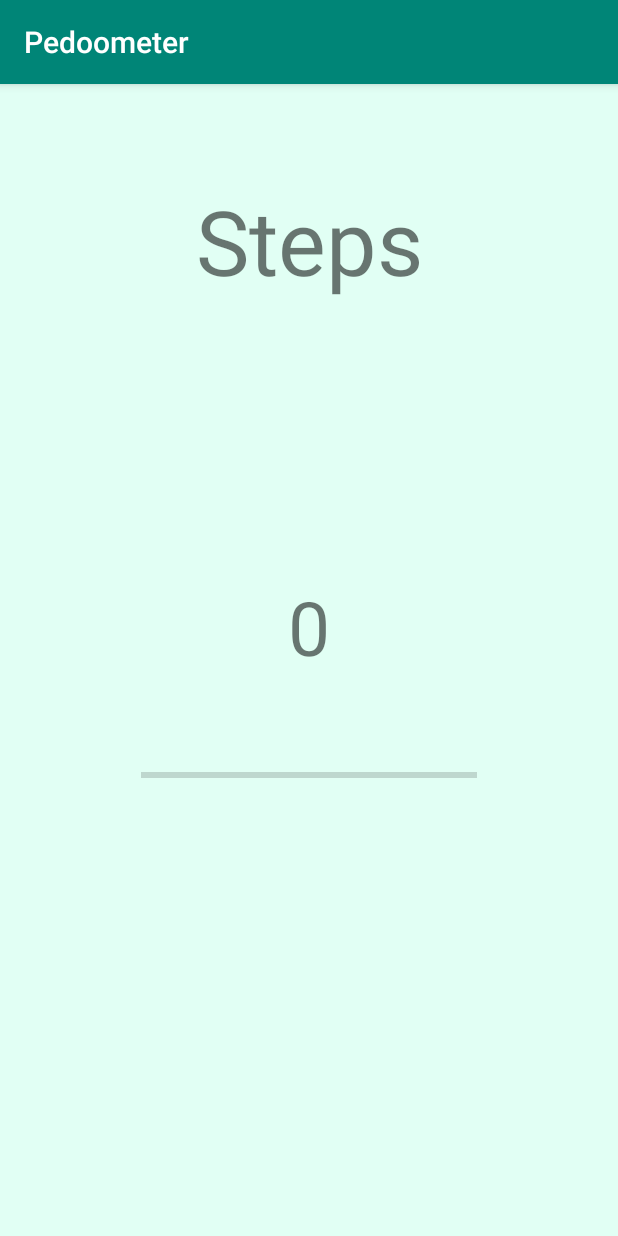
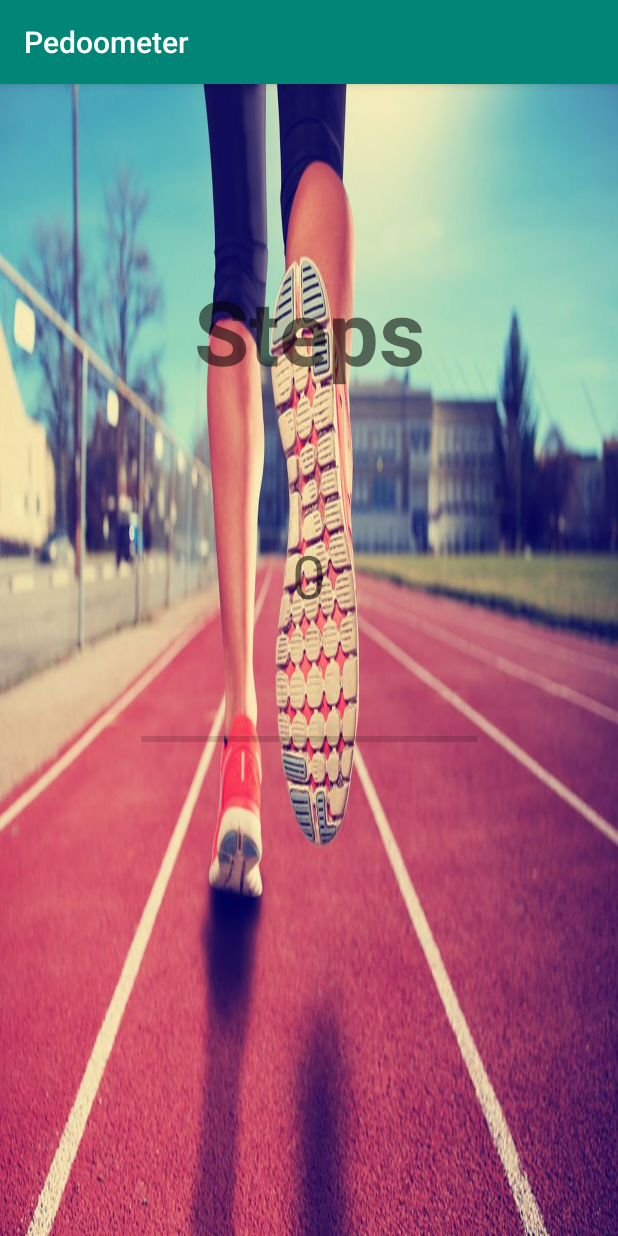
Before and after one commit to girishb007/Pedoometer_kotlin, an Android app: the screen it shows after launch (MainActivity), on a phone screen of 412 x 824 dp. Run offline under Robolectric (Android 15) with nearby library versions, the phone set to English and light mode, and no system bars.

Commit message:
user permission & ui

```diff
--- a/app/src/main/java/com/example/android/pedoometer/MainActivity.kt
+++ b/app/src/main/java/com/example/android/pedoometer/MainActivity.kt
@@ -8,9 +8,11 @@ import android.hardware.SensorManager
 import android.support.v7.app.AppCompatActivity
 import android.os.Bundle
 import android.widget.Toast
+import android.app.job.JobScheduler
 import kotlinx.android.synthetic.main.activity_main.*
 
 class MainActivity : AppCompatActivity() , SensorEventListener {
+
 
 
     var running = false ;
--- a/app/src/main/res/layout/activity_main.xml
+++ b/app/src/main/res/layout/activity_main.xml
@@ -5,34 +5,39 @@
     android:layout_width="match_parent"
     android:layout_height="match_parent"
     tools:context=".MainActivity"
-    android:background="@color/colorAccent"
-    android:alpha="1">
+    android:background="@drawable/gggg"
+    >
 
     <TextView
         android:id="@+id/stepsvalue"
         android:layout_width="55dp"
         android:layout_height="55dp"
+        android:layout_marginStart="8dp"
         android:layout_marginTop="8dp"
+        android:layout_marginEnd="8dp"
+        android:layout_marginBottom="8dp"
         android:text="0"
         android:textAlignment="center"
-        android:textSize="50sp"
+        android:textSize="40sp"
         app:layout_constraintBottom_toBottomOf="parent"
+        app:layout_constraintEnd_toEndOf="parent"
         app:layout_constraintHorizontal_bias="0.501"
-        app:layout_constraintLeft_toLeftOf="parent"
-        app:layout_constraintRight_toRightOf="parent"
+        app:layout_constraintStart_toStartOf="parent"
         app:layout_constraintTop_toBottomOf="@+id/textView"
-        app:layout_constraintVertical_bias="0.313" />
+        app:layout_constraintVertical_bias="0.179" />
 
     <TextView
         android:id="@+id/textView"
         android:layout_width="wrap_content"
         android:layout_height="wrap_content"
         android:layout_marginStart="8dp"
-        android:layout_marginTop="64dp"
+        android:layout_marginTop="124dp"
         android:layout_marginEnd="8dp"
         android:text="Steps"
         android:textSize="60sp"
+        android:textStyle="bold"
         app:layout_constraintEnd_toEndOf="parent"
+        app:layout_constraintHorizontal_bias="0.502"
         app:layout_constraintStart_toStartOf="parent"
         app:layout_constraintTop_toTopOf="parent" />
 
@@ -45,10 +50,12 @@
         android:layout_marginTop="8dp"
         android:layout_marginEnd="8dp"
         android:layout_marginBottom="8dp"
+        android:indeterminate="false"
         app:layout_constraintBottom_toBottomOf="parent"
         app:layout_constraintEnd_toEndOf="parent"
         app:layout_constraintStart_toStartOf="parent"
         app:layout_constraintTop_toBottomOf="@+id/stepsvalue"
-        app:layout_constraintVertical_bias="0.124" />
+        app:layout_constraintVertical_bias="0.124"
+        tools:alpha="0.5" />
 
 </android.support.constraint.ConstraintLayout>
```
Also changed, not shown: app/src/main/res/drawable/gggg.jpg (added).
